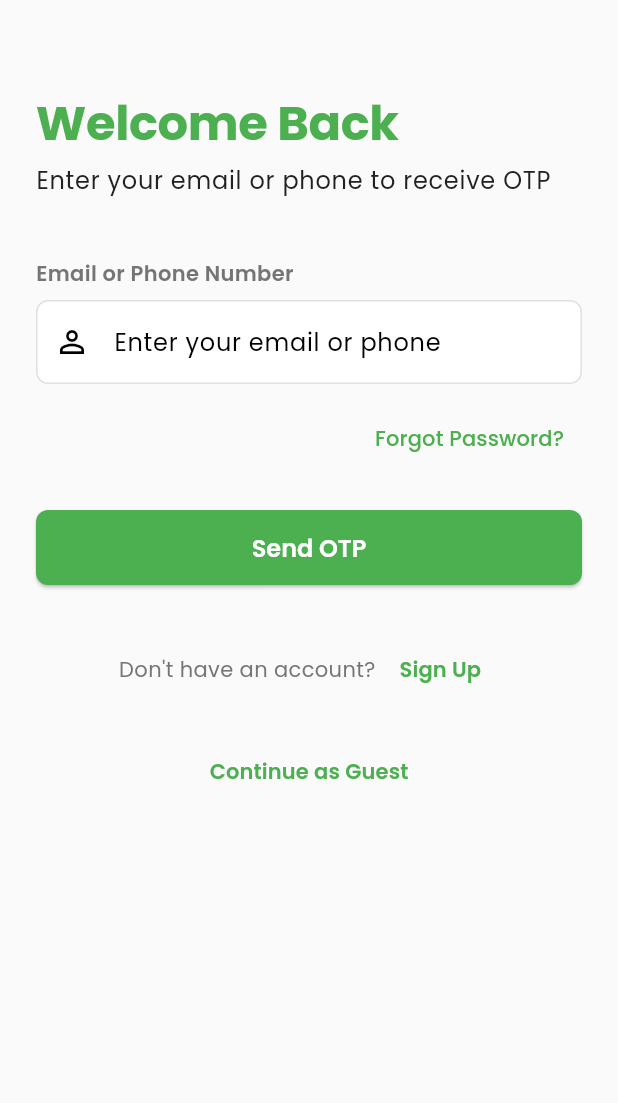
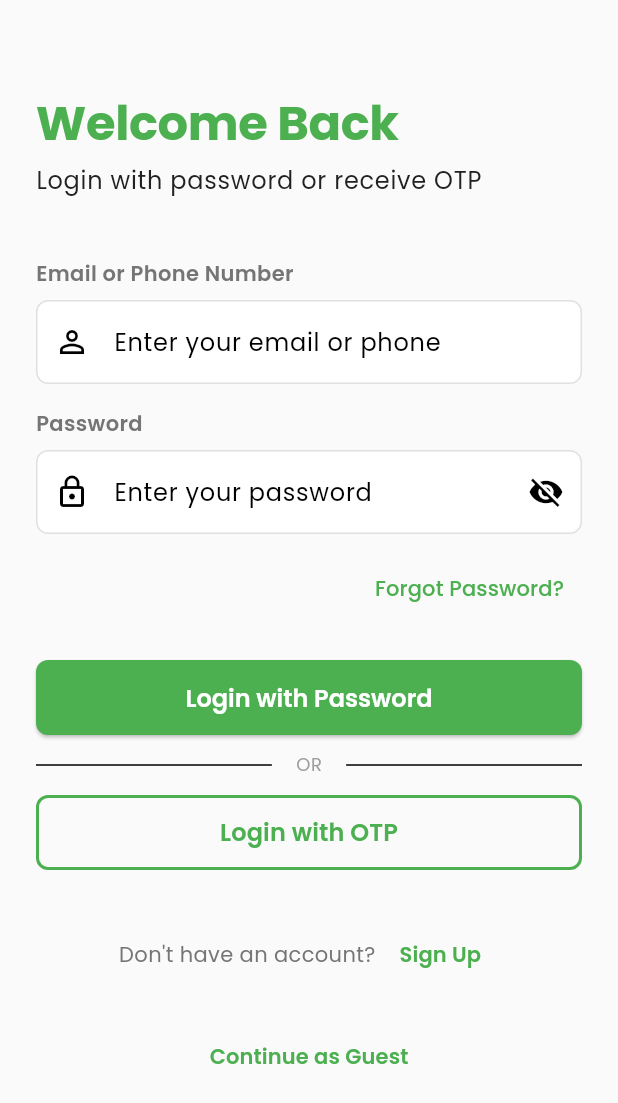
Before and after one commit to aimsahorizon/autobid-flutter, a Flutter app: the screen it shows after launch, on a phone screen of 412 x 824 dp. Shown: the top 1103 px of the screen. Run offline on Flutter 3.47's test engine with Material 3 defaults, Android fonts, the phone set to English and light mode, and no system bars; our stand-ins replace cached_network_image, flutter_riverpod, freezed_annotation, go_router, google_fonts, image_picker and 2 more; generated files the repository leaves out were written again.

Commit message:
feat: add dual login mode with password and OTP options

```diff
--- a/lib/presentation/screens/auth/login_screen.dart
+++ b/lib/presentation/screens/auth/login_screen.dart
@@ -19,11 +19,14 @@ class LoginScreen extends ConsumerStatefulWidget {
 class _LoginScreenState extends ConsumerState<LoginScreen> {
   final _formKey = GlobalKey<FormState>();
   final _identifierController = TextEditingController(); // Email or phone
+  final _passwordController = TextEditingController();
+  bool _obscurePassword = true;
   bool _isLoading = false;
 
   @override
   void dispose() {
     _identifierController.dispose();
+    _passwordController.dispose();
     super.dispose();
   }
 
@@ -42,6 +45,71 @@ class _LoginScreenState extends ConsumerState<LoginScreen> {
       return 'Enter a valid email or phone number';
     }
     return null;
+  }
+
+  String? _validatePassword(String? value) {
+    if (value == null || value.isEmpty) {
+      return 'Password is required';
+    }
+    if (value.length < 6) {
+      return 'Password must be at least 6 characters';
+    }
+    return null;
+  }
+
+  Future<void> _handlePasswordLogin() async {
+    if (!_formKey.currentState!.validate()) return;
+
+    setState(() {
+      _isLoading = true;
+    });
+
+    try {
+      final authService = ref.read(authServiceProvider);
+      final result = await authService.signInWithEmail(
+        _identifierController.text.trim(),
+        _passwordController.text,
+      );
+
+      if (!mounted) return;
+
+      if (result.success) {
+        ScaffoldMessenger.of(context).showSnackBar(
+          SnackBar(
+            content: Text('Login successful!'),
+            backgroundColor: ColorConstants.primaryGreen,
+          ),
+        );
+        // Router will handle navigation
+      } else {
+        // Check for account locked
+        if (result.accountLocked) {
+          _showAccountLockedDialog(result.errorMessage);
+        } else {
+          ScaffoldMessenger.of(context).showSnackBar(
+            SnackBar(
+              content: Text(result.errorMessage ?? 'Invalid credentials'),
+              backgroundColor: ColorConstants.error,
+            ),
+          );
+        }
+      }
+    } catch (e) {
+      if (mounted) {
+        ScaffoldMessenger.of(context).showSnackBar(
+          SnackBar(
+            content: Text('Error: $e'),
+            backgroundColor: ColorConstants.error,
+          ),
+        );
+      }
+    } finally {
+      if (mounted) {
+        setState(() {
+          _isLoading = false;
+        });
+      }
+    }
   }
 
   Future<void> _handleRequestOtp() async {
@@ -213,7 +281,7 @@ class _LoginScreenState extends ConsumerState<LoginScreen> {
                 ),
                 const SizedBox(height: 8),
                 Text(
-                  'Enter your email or phone to receive OTP',
+                  'Login with password or receive OTP',
                   style: Theme.of(context).textTheme.bodyLarge,
                 ),
                 const SizedBox(height: 40),
@@ -224,6 +292,27 @@ class _LoginScreenState extends ConsumerState<LoginScreen> {
                   keyboardType: TextInputType.emailAddress,
                   prefixIcon: const Icon(Icons.person_outline),
                   validator: _validateIdentifier,
+                  textInputAction: TextInputAction.next,
+                  enabled: !_isLoading,
+                ),
+                const SizedBox(height: 16),
+                CustomTextField(
+                  controller: _passwordController,
+                  label: 'Password',
+                  hint: 'Enter your password',
+                  obscureText: _obscurePassword,
+                  prefixIcon: const Icon(Icons.lock_outline),
+                  suffixIcon: IconButton(
+                    icon: Icon(
+                      _obscurePassword ? Icons.visibility_off : Icons.visibility,
+                    ),
+                    onPressed: () {
+                      setState(() {
+                        _obscurePassword = !_obscurePassword;
+                      });
+                    },
+                  ),
+                  validator: _validatePassword,
                   textInputAction: TextInputAction.done,
                   enabled: !_isLoading,
                 ),
@@ -244,9 +333,32 @@ class _LoginScreenState extends ConsumerState<LoginScreen> {
                 ),
                 const SizedBox(height: 24),
                 CustomButton(
-                  text: 'Send OTP',
+                  text: 'Login with Password',
+                  onPressed: _handlePasswordLogin,
+                  isLoading: _isLoading,
+                ),
+                const SizedBox(height: 12),
+                Row(
+                  children: [
+                    Expanded(child: Divider()),
+                    Padding(
+                      padding: const EdgeInsets.symmetric(horizontal: 16),
+                      child: Text(
+                        'OR',
+                        style: Theme.of(context).textTheme.bodySmall?.copyWith(
+                              color: Colors.grey,
+                            ),
+                      ),
+                    ),
+                    Expanded(child: Divider()),
+                  ],
+                ),
+                const SizedBox(height: 12),
+                CustomButton(
+                  text: 'Login with OTP',
                   onPressed: _handleRequestOtp,
                   isLoading: _isLoading,
+                  isOutlined: true,
                 ),
                 const SizedBox(height: 32),
                 Row(
```
